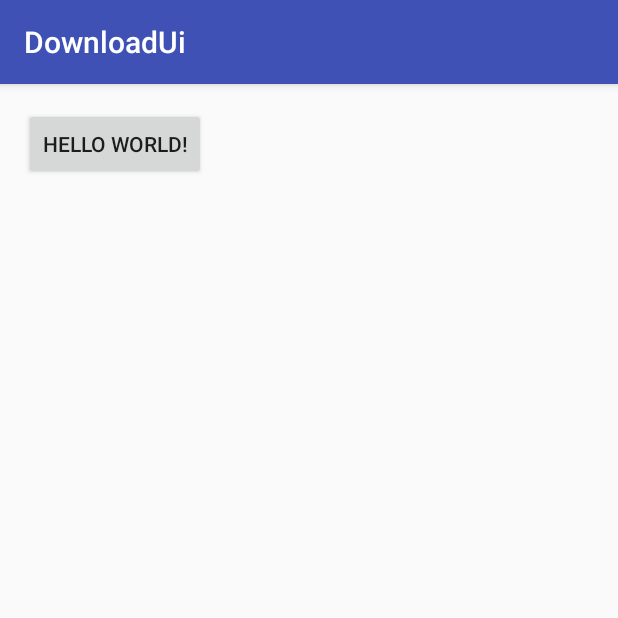
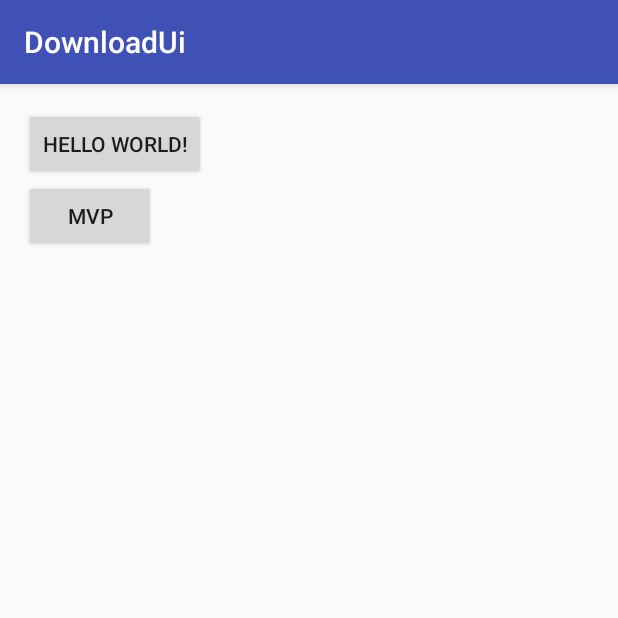
Before and after one commit to codingbooo/MvpDemo, an Android app: the screen it shows after launch (MainActivity), on a phone screen of 412 x 824 dp, the top half of it. Run offline under Robolectric (Android 15) with nearby library versions, the phone set to English and light mode, and no system bars.

Commit message:
downloadui mvp v1完成

```diff
--- a/MvpDemo/downloadui/build.gradle
+++ b/MvpDemo/downloadui/build.gradle
@@ -29,4 +29,6 @@ dependencies {
     })
     compile 'com.android.support:appcompat-v7:25.1.0'
     testCompile 'junit:junit:4.12'
+
+    compile "com.android.support:design:$rootProject.supportLibraryVersion"
 }
--- a/MvpDemo/downloadui/src/main/AndroidManifest.xml
+++ b/MvpDemo/downloadui/src/main/AndroidManifest.xml
@@ -16,6 +16,8 @@
             </intent-filter>
         </activity>
         <activity android:name=".download.DownloadActivity"/>
+        <activity android:name=".downloadMvp.DownloadMvpActivity"/>
+        <activity android:name=".downloadMvp.AddDownloadActivity"/>
     </application>
 
 </manifest>
--- a/MvpDemo/downloadui/src/main/java/codingbo/downloadui/MainActivity.java
+++ b/MvpDemo/downloadui/src/main/java/codingbo/downloadui/MainActivity.java
@@ -6,6 +6,7 @@ import android.os.Bundle;
 import android.view.View;
 
 import codingbo.downloadui.download.DownloadActivity;
+import codingbo.downloadui.downloadMvp.DownloadMvpActivity;
 
 public class MainActivity extends AppCompatActivity {
 
@@ -21,6 +22,10 @@ public class MainActivity extends AppCompatActivity {
 
         startActivity(new Intent(this, DownloadActivity.class));
 
+    }
+    public void mvp(View view) {
+
+        startActivity(new Intent(this, DownloadMvpActivity.class));
 
     }
 }
--- a/MvpDemo/downloadui/src/main/java/codingbo/downloadui/downloadMvp/DownloadPresenter.java
+++ b/MvpDemo/downloadui/src/main/java/codingbo/downloadui/downloadMvp/DownloadPresenter.java
@@ -32,7 +32,7 @@ public class DownloadPresenter implements DownloadContract.Presenter {
 
     @Override
     public void result(int requestCode, int resultCode, DownloadInfo info) {
-
+        addDownload(info);
     }
 
     @Override
@@ -51,6 +51,10 @@ public class DownloadPresenter implements DownloadContract.Presenter {
     }
 
     @Override
+    public void addDownload() {
+        mView.showAddDownload();
+    }
+
     public void addDownload(DownloadInfo info) {
         mRepository.addData(info);
         mRepository.downloading(info, 200, new DataSource.DownloadCallback() {
--- a/MvpDemo/downloadui/src/main/res/layout/activity_main.xml
+++ b/MvpDemo/downloadui/src/main/res/layout/activity_main.xml
@@ -15,5 +15,16 @@
         android:onClick="download"
         android:layout_width="wrap_content"
         android:layout_height="wrap_content"
-        android:text="Hello World!"/>
+        android:text="Hello World!"
+        android:id="@+id/button"/>
+
+    <Button
+        android:onClick="mvp"
+        android:layout_width="wrap_content"
+        android:layout_height="wrap_content"
+        android:text="mvp"
+        android:layout_below="@+id/button"
+        android:layout_alignParentLeft="true"
+        android:layout_alignParentStart="true"
+        android:id="@+id/button2"/>
 </RelativeLayout>
```
Also changed, not shown: MvpDemo/downloadui/src/main/java/codingbo/downloadui/downloadMvp/AddDownloadActivity.java (added, +19 -0 lines), MvpDemo/downloadui/src/main/java/codingbo/downloadui/downloadMvp/DownloadFragment.java (+21 -9 lines), MvpDemo/downloadui/src/main/java/codingbo/downloadui/downloadMvp/DownloadMvpActivity.java (added, +43 -0 lines), MvpDemo/downloadui/src/main/java/codingbo/downloadui/downloadMvp/downloadContract.java (added, +35 -0 lines), MvpDemo/downloadui/src/main/res/drawable/ic_add_black.xml (added, +9 -0 lines), MvpDemo/downloadui/src/main/res/layout/download_mvp_act.xml (added, +30 -0 lines).
